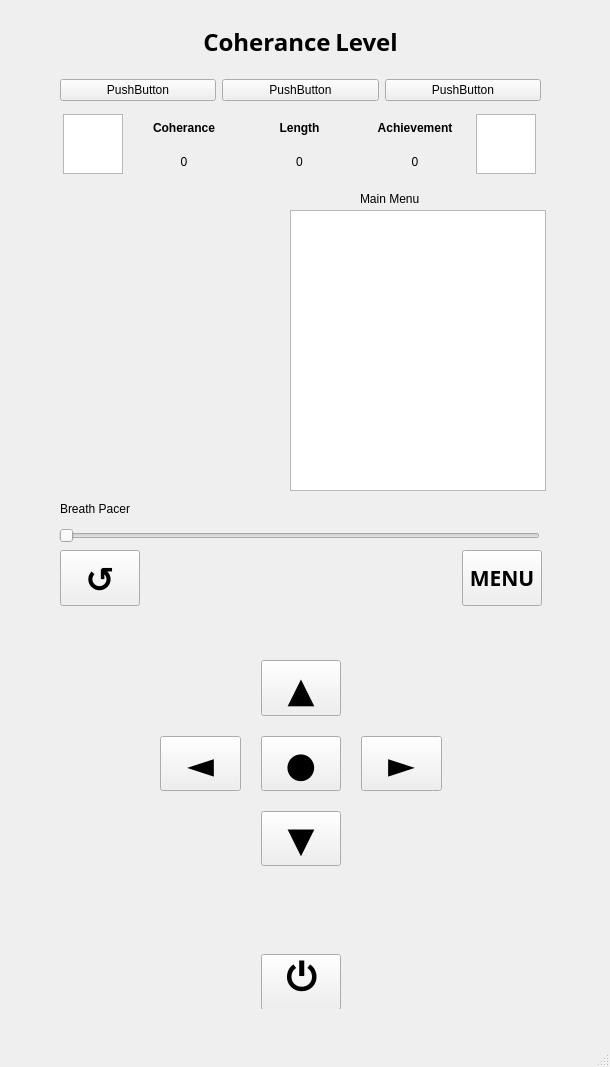
JosephChing/COMP3004Team65, file mainwindow.ui: the form before one commit.
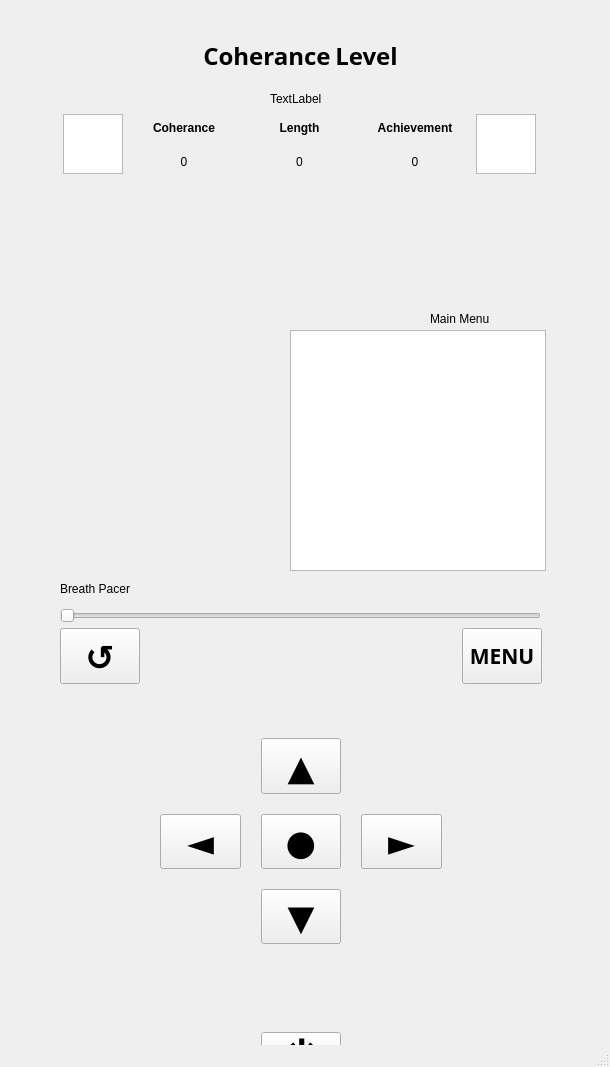
The form after the commit. Icons and pictures are not drawn. Custom widgets are drawn as their Qt base class.

```diff
--- a/mainwindow.ui
+++ b/mainwindow.ui
@@ -18,7 +18,7 @@
     <property name="geometry">
      <rect>
       <x>60</x>
-      <y>550</y>
+      <y>628</y>
       <width>482</width>
       <height>459</height>
      </rect>
@@ -302,31 +302,6 @@
        </property>
       </widget>
      </item>
-     <item>
-      <layout class="QHBoxLayout" name="horizontalLayout">
-       <item>
-        <widget class="QPushButton" name="pushButton">
-         <property name="text">
-          <string>PushButton</string>
-         </property>
-        </widget>
-       </item>
-       <item>
-        <widget class="QPushButton" name="pushButton_2">
-         <property name="text">
-          <string>PushButton</string>
-         </property>
-        </widget>
-       </item>
-       <item>
-        <widget class="QPushButton" name="pushButton_3">
-         <property name="text">
-          <string>PushButton</string>
-         </property>
-        </widget>
-       </item>
-      </layout>
-     </item>
     </layout>
    </widget>
    <widget class="QWidget" name="horizontalLayoutWidget_2">
@@ -490,10 +465,10 @@
    <widget class="QCustomPlot" name="graph" native="true">
     <property name="geometry">
      <rect>
-      <x>59</x>
-      <y>189</y>
+      <x>50</x>
+      <y>330</y>
       <width>221</width>
-      <height>301</height>
+      <height>241</height>
      </rect>
     </property>
    </widget>
@@ -501,7 +476,7 @@
     <property name="geometry">
      <rect>
       <x>60</x>
-      <y>500</y>
+      <y>580</y>
       <width>91</width>
       <height>17</height>
      </rect>
@@ -516,8 +491,8 @@
     </property>
     <property name="geometry">
      <rect>
-      <x>59</x>
-      <y>520</y>
+      <x>60</x>
+      <y>600</y>
       <width>481</width>
       <height>31</height>
      </rect>
@@ -533,17 +508,17 @@
     <property name="geometry">
      <rect>
       <x>290</x>
-      <y>210</y>
+      <y>330</y>
       <width>256</width>
-      <height>281</height>
+      <height>241</height>
      </rect>
     </property>
    </widget>
    <widget class="QLabel" name="menuLabel">
     <property name="geometry">
      <rect>
-      <x>360</x>
-      <y>190</y>
+      <x>430</x>
+      <y>310</y>
       <width>121</width>
       <height>17</height>
      </rect>
@@ -552,6 +527,44 @@
      <string>Main Menu</string>
     </property>
    </widget>
+   <widget class="QLabel" name="label_16">
+    <property name="geometry">
+     <rect>
+      <x>270</x>
+      <y>90</y>
+      <width>54</width>
+      <height>17</height>
+     </rect>
+    </property>
+    <property name="text">
+     <string>TextLabel</string>
+    </property>
+   </widget>
+   <widget class="QLabel" name="lightPicture">
+    <property name="geometry">
+     <rect>
+      <x>-10</x>
+      <y>120</y>
+      <width>641</width>
+      <height>261</height>
+     </rect>
+    </property>
+    <property name="text">
+     <string/>
+    </property>
+    <property name="pixmap">
+     <pixmap resource="lightPictures.qrc">:/lightsPictures/noLights.png</pixmap>
+    </property>
+    <property name="scaledContents">
+     <bool>true</bool>
+    </property>
+    <property name="margin">
+     <number>62</number>
+    </property>
+    <property name="indent">
+     <number>-4</number>
+    </property>
+   </widget>
   </widget>
   <widget class="QMenuBar" name="menubar">
    <property name="geometry">
```
Left out of the diff: 4 changed lines with no effect on the pictures.
